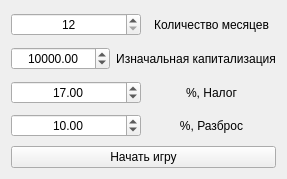
Before: the Qt Designer form src/app/setupform.ui in ipazzxyz/Modelling, drawn with Qt 5.
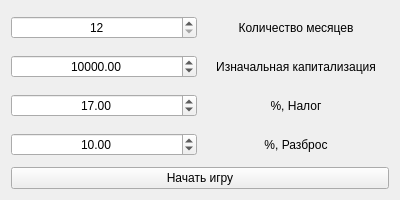
After: the same form once the commit is applied.

Diff of the .ui file:
```diff
--- a/src/app/setupform.ui
+++ b/src/app/setupform.ui
@@ -6,10 +6,16 @@
    <rect>
     <x>0</x>
     <y>0</y>
-    <width>287</width>
-    <height>179</height>
+    <width>400</width>
+    <height>200</height>
    </rect>
   </property>
+  <property name="minimumSize">
+   <size>
+    <width>400</width>
+    <height>200</height>
+   </size>
+  </property>
   <property name="windowTitle">
    <string>Настройка</string>
   </property>
```
